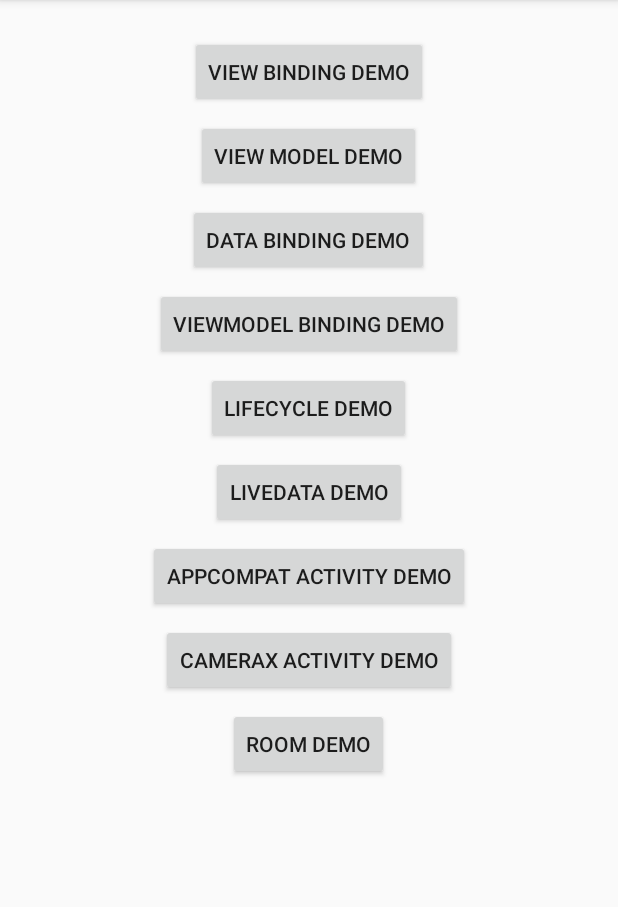
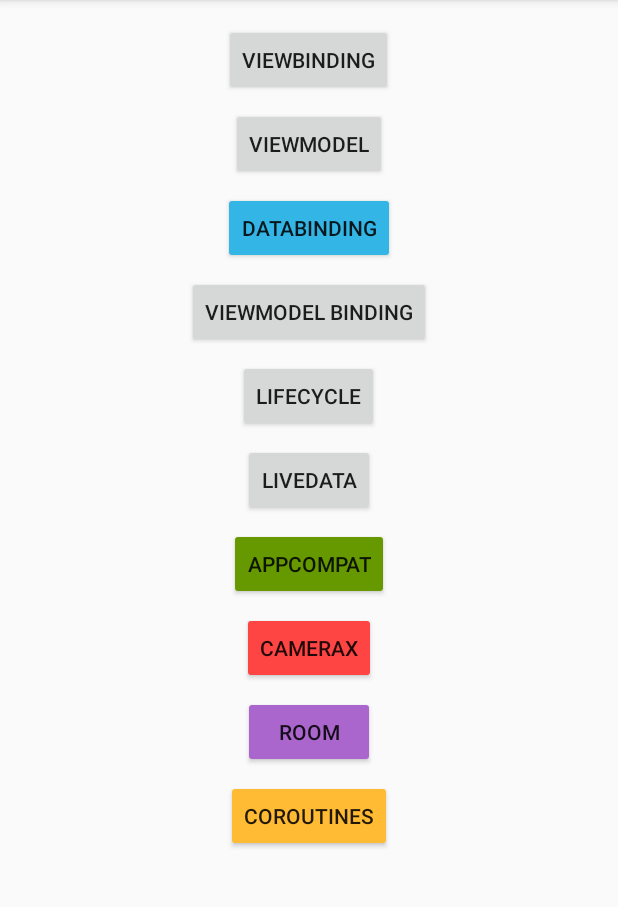
Before and after one commit to ellisonchan/JetpackDemo, an Android app: the screen it shows after launch (MainActivity), on a phone screen of 412 x 824 dp, the part 84-991 px from its top. Run offline under Robolectric (Android 15) with nearby library versions, the phone set to English and light mode, and no system bars; libraries missing offline, so code that uses them is left out: androidx.camera.camera2, androidx.camera.core, androidx.camera.lifecycle.

Commit message:
Navigation change and init coroutines demo.

```diff
--- a/app/src/main/AndroidManifest.xml
+++ b/app/src/main/AndroidManifest.xml
@@ -74,6 +74,11 @@
             android:label="Room"
             android:exported="false">
         </activity>
+
+        <activity android:name=".coroutines.DemoActivity"
+            android:label="Coroutines"
+            android:exported="false">
+        </activity>
     </application>
 
 </manifest>
--- a/app/src/main/java/com/ellison/jetpackdemo/MainActivity.java
+++ b/app/src/main/java/com/ellison/jetpackdemo/MainActivity.java
@@ -89,9 +89,12 @@ public class MainActivity extends AppCompatActivity {
         jumpToActivity(com.ellison.jetpackdemo.camera2.DemoActivity.class);
     }
 
-
     public void showRoomDemo(View view) {
         jumpToActivity(com.ellison.jetpackdemo.room.DemoActivity.class);
+    }
+
+    public void showCoroutinesDemo(View view) {
+        jumpToActivity(com.ellison.jetpackdemo.coroutines.DemoActivity.class);
     }
 
     private void jumpToActivity(Class clazz) {
--- a/app/src/main/res/layout/activity_main.xml
+++ b/app/src/main/res/layout/activity_main.xml
@@ -10,7 +10,7 @@
     <ScrollView
         android:layout_width="match_parent"
         android:layout_height="match_parent"
-        android:paddingVertical="16dp"
+        android:paddingVertical="8dp"
         app:layout_constraintBottom_toBottomOf="parent"
         app:layout_constraintEnd_toEndOf="parent"
         app:layout_constraintStart_toStartOf="parent"
@@ -27,7 +27,7 @@
                 android:layout_width="wrap_content"
                 android:layout_height="wrap_content"
                 android:layout_marginTop="8dp"
-                android:text="View Binding Demo"
+                android:text="ViewBinding"
                 app:layout_constraintEnd_toEndOf="parent"
                 app:layout_constraintStart_toStartOf="parent"
                 app:layout_constraintTop_toTopOf="parent"
@@ -38,7 +38,7 @@
                 android:layout_width="wrap_content"
                 android:layout_height="wrap_content"
                 android:layout_marginTop="8dp"
-                android:text="View Model Demo"
+                android:text="ViewModel"
                 app:layout_constraintEnd_toEndOf="parent"
                 app:layout_constraintStart_toStartOf="parent"
                 app:layout_constraintTop_toBottomOf="@+id/view_binding_show_btn"
@@ -49,7 +49,8 @@
                 android:layout_width="wrap_content"
                 android:layout_height="wrap_content"
                 android:layout_marginTop="8dp"
-                android:text="Data Binding Demo"
+                android:text="DataBinding"
+                android:backgroundTint="@android:color/holo_blue_light"
                 app:layout_constraintEnd_toEndOf="parent"
                 app:layout_constraintStart_toStartOf="parent"
                 app:layout_constraintTop_toBottomOf="@+id/view_model_show_btn"
@@ -60,7 +61,7 @@
                 android:layout_width="wrap_content"
                 android:layout_height="wrap_content"
                 android:layout_marginTop="8dp"
-                android:text="ViewModel Binding Demo"
+                android:text="ViewModel Binding"
                 app:layout_constraintEnd_toEndOf="parent"
                 app:layout_constraintStart_toStartOf="parent"
                 app:layout_constraintTop_toBottomOf="@+id/data_binding_show_btn"
@@ -71,7 +72,7 @@
                 android:layout_width="wrap_content"
                 android:layout_height="wrap_content"
                 android:layout_marginTop="8dp"
-                android:text="Lifecycle Demo"
+                android:text="Lifecycle"
                 app:layout_constraintEnd_toEndOf="parent"
                 app:layout_constraintStart_toStartOf="parent"
                 app:layout_constraintTop_toBottomOf="@+id/view_model_binding_show_btn"
@@ -82,7 +83,7 @@
                 android:layout_width="wrap_content"
                 android:layout_height="wrap_content"
                 android:layout_marginTop="8dp"
-                android:text="Livedata Demo"
+                android:text="Livedata"
                 app:layout_constraintEnd_toEndOf="parent"
                 app:layout_constraintStart_toStartOf="parent"
                 app:layout_constraintTop_toBottomOf="@+id/lifecycle_show_btn"
@@ -104,7 +105,8 @@
                 android:layout_width="wrap_content"
                 android:layout_height="wrap_content"
                 android:layout_marginTop="8dp"
-                android:text="AppCompat activity demo"
+                android:text="AppCompat"
+                android:backgroundTint="@android:color/holo_green_dark"
                 app:layout_constraintEnd_toEndOf="parent"
                 app:layout_constraintStart_toStartOf="parent"
                 app:layout_constraintTop_toBottomOf="@+id/live_data_show_btn"
@@ -115,7 +117,8 @@
                 android:layout_width="wrap_content"
                 android:layout_height="wrap_content"
                 android:layout_marginTop="8dp"
-                android:text="CameraX activity demo"
+                android:text="CameraX"
+                android:backgroundTint="@android:color/holo_red_light"
                 app:layout_constraintEnd_toEndOf="parent"
                 app:layout_constraintStart_toStartOf="parent"
                 app:layout_constraintTop_toBottomOf="@+id/app_compat_show_btn"
@@ -138,10 +141,23 @@
                 android:layout_height="wrap_content"
                 android:layout_marginTop="8dp"
                 android:onClick="showRoomDemo"
-                android:text="Room demo"
+                android:text="Room"
+                android:backgroundTint="@android:color/holo_purple"
                 app:layout_constraintEnd_toEndOf="parent"
                 app:layout_constraintStart_toStartOf="parent"
                 app:layout_constraintTop_toBottomOf="@+id/app_camera_x_show_btn" />
+
+            <Button
+                android:id="@+id/coroutines_btn"
+                android:layout_width="wrap_content"
+                android:layout_height="wrap_content"
+                android:layout_marginTop="8dp"
+                android:onClick="showCoroutinesDemo"
+                android:text="Coroutines"
+                android:backgroundTint="@android:color/holo_orange_light"
+                app:layout_constraintEnd_toEndOf="parent"
+                app:layout_constraintStart_toStartOf="parent"
+                app:layout_constraintTop_toBottomOf="@+id/app_room_show_btn" />
         </LinearLayout>
     </ScrollView>
 </androidx.constraintlayout.widget.ConstraintLayout>
```
Also changed, not shown: app/build.gradle (+10 -0 lines), app/src/main/java/com/ellison/jetpackdemo/coroutines/DemoActivity.kt (added, +162 -0 lines), app/src/main/res/layout/activity_coroutines.xml (added, +21 -0 lines).
